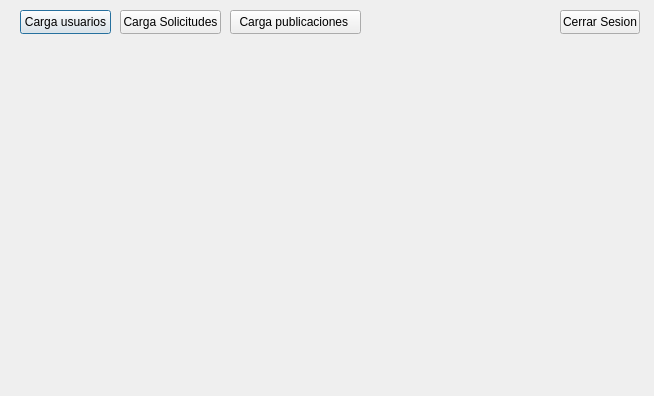
Old version of the form Fase_2/admin.ui in the repository LightDemon12/-EDD-PROYECTOS_202100215.
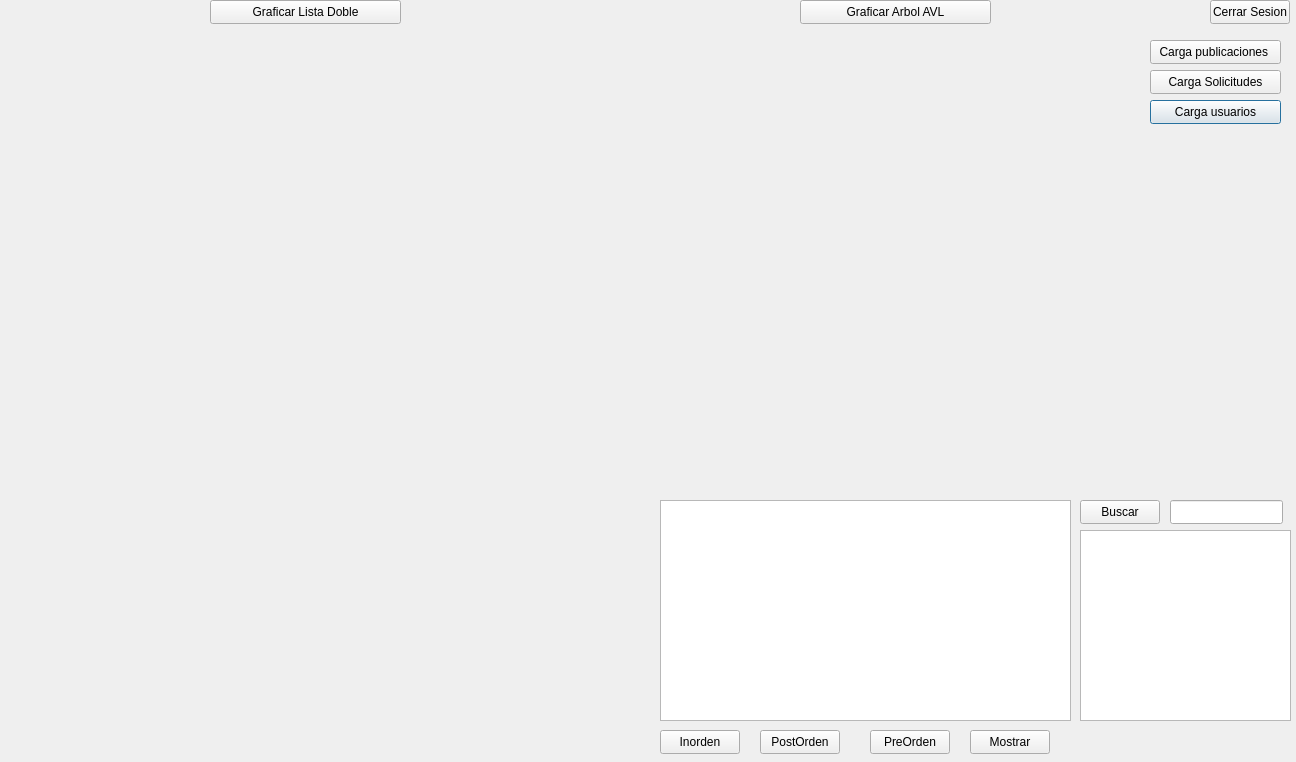
New version of the form.

Commit message:
Modulo admin
Se agregarioon todos los reportes

Patch:
```diff
--- a/Fase_2/admin.ui
+++ b/Fase_2/admin.ui
@@ -6,8 +6,8 @@
    <rect>
     <x>0</x>
     <y>0</y>
-    <width>654</width>
-    <height>396</height>
+    <width>1296</width>
+    <height>762</height>
    </rect>
   </property>
   <property name="windowTitle">
@@ -16,9 +16,9 @@
   <widget class="QPushButton" name="ButtonCU">
    <property name="geometry">
     <rect>
-     <x>20</x>
-     <y>10</y>
-     <width>91</width>
+     <x>1150</x>
+     <y>100</y>
+     <width>131</width>
      <height>24</height>
     </rect>
    </property>
@@ -29,9 +29,9 @@
   <widget class="QPushButton" name="ButtonCS">
    <property name="geometry">
     <rect>
-     <x>120</x>
-     <y>10</y>
-     <width>101</width>
+     <x>1150</x>
+     <y>70</y>
+     <width>131</width>
      <height>24</height>
     </rect>
    </property>
@@ -42,8 +42,8 @@
   <widget class="QPushButton" name="ButtonCPlu">
    <property name="geometry">
     <rect>
-     <x>230</x>
-     <y>10</y>
+     <x>1150</x>
+     <y>40</y>
      <width>131</width>
      <height>24</height>
     </rect>
@@ -55,8 +55,8 @@
   <widget class="QPushButton" name="ButtonCerrar">
    <property name="geometry">
     <rect>
-     <x>560</x>
-     <y>10</y>
+     <x>1210</x>
+     <y>0</y>
      <width>80</width>
      <height>24</height>
     </rect>
@@ -65,6 +65,153 @@
     <string>Cerrar Sesion</string>
    </property>
   </widget>
+  <widget class="QPushButton" name="ButtonAVL">
+   <property name="geometry">
+    <rect>
+     <x>800</x>
+     <y>0</y>
+     <width>191</width>
+     <height>24</height>
+    </rect>
+   </property>
+   <property name="text">
+    <string>Graficar Arbol AVL</string>
+   </property>
+  </widget>
+  <widget class="QLabel" name="labelAVL">
+   <property name="geometry">
+    <rect>
+     <x>680</x>
+     <y>40</y>
+     <width>451</width>
+     <height>441</height>
+    </rect>
+   </property>
+   <property name="text">
+    <string/>
+   </property>
+  </widget>
+  <widget class="QPushButton" name="ButtonAVL_2">
+   <property name="geometry">
+    <rect>
+     <x>210</x>
+     <y>0</y>
+     <width>191</width>
+     <height>24</height>
+    </rect>
+   </property>
+   <property name="text">
+    <string>Graficar Lista Doble</string>
+   </property>
+  </widget>
+  <widget class="QLabel" name="labelLista">
+   <property name="geometry">
+    <rect>
+     <x>20</x>
+     <y>30</y>
+     <width>621</width>
+     <height>711</height>
+    </rect>
+   </property>
+   <property name="text">
+    <string/>
+   </property>
+  </widget>
+  <widget class="QTableWidget" name="tableOrden">
+   <property name="geometry">
+    <rect>
+     <x>660</x>
+     <y>500</y>
+     <width>411</width>
+     <height>221</height>
+    </rect>
+   </property>
+  </widget>
+  <widget class="QPushButton" name="ButtonenOrden">
+   <property name="geometry">
+    <rect>
+     <x>660</x>
+     <y>730</y>
+     <width>80</width>
+     <height>24</height>
+    </rect>
+   </property>
+   <property name="text">
+    <string>Inorden</string>
+   </property>
+  </widget>
+  <widget class="QPushButton" name="ButtonpostOrden">
+   <property name="geometry">
+    <rect>
+     <x>760</x>
+     <y>730</y>
+     <width>80</width>
+     <height>24</height>
+    </rect>
+   </property>
+   <property name="text">
+    <string>PostOrden</string>
+   </property>
+  </widget>
+  <widget class="QPushButton" name="ButtonpreOrden">
+   <property name="geometry">
+    <rect>
+     <x>870</x>
+     <y>730</y>
+     <width>80</width>
+     <height>24</height>
+    </rect>
+   </property>
+   <property name="text">
+    <string>PreOrden</string>
+   </property>
+  </widget>
+  <widget class="QPushButton" name="Buttonmostrar">
+   <property name="geometry">
+    <rect>
+     <x>970</x>
+     <y>730</y>
+     <width>80</width>
+     <height>24</height>
+    </rect>
+   </property>
+   <property name="text">
+    <string>Mostrar</string>
+   </property>
+  </widget>
+  <widget class="QPushButton" name="ButonBuscar">
+   <property name="geometry">
+    <rect>
+     <x>1080</x>
+     <y>500</y>
+     <width>80</width>
+     <height>24</height>
+    </rect>
+   </property>
+   <property name="text">
+    <string>Buscar</string>
+   </property>
+  </widget>
+  <widget class="QTextEdit" name="UsuariTxt">
+   <property name="geometry">
+    <rect>
+     <x>1080</x>
+     <y>530</y>
+     <width>211</width>
+     <height>191</height>
+    </rect>
+   </property>
+  </widget>
+  <widget class="QLineEdit" name="lineCorreo">
+   <property name="geometry">
+    <rect>
+     <x>1170</x>
+     <y>500</y>
+     <width>113</width>
+     <height>24</height>
+    </rect>
+   </property>
+  </widget>
  </widget>
  <resources/>
  <connections/>
```
The commit also changes 56 other files.
